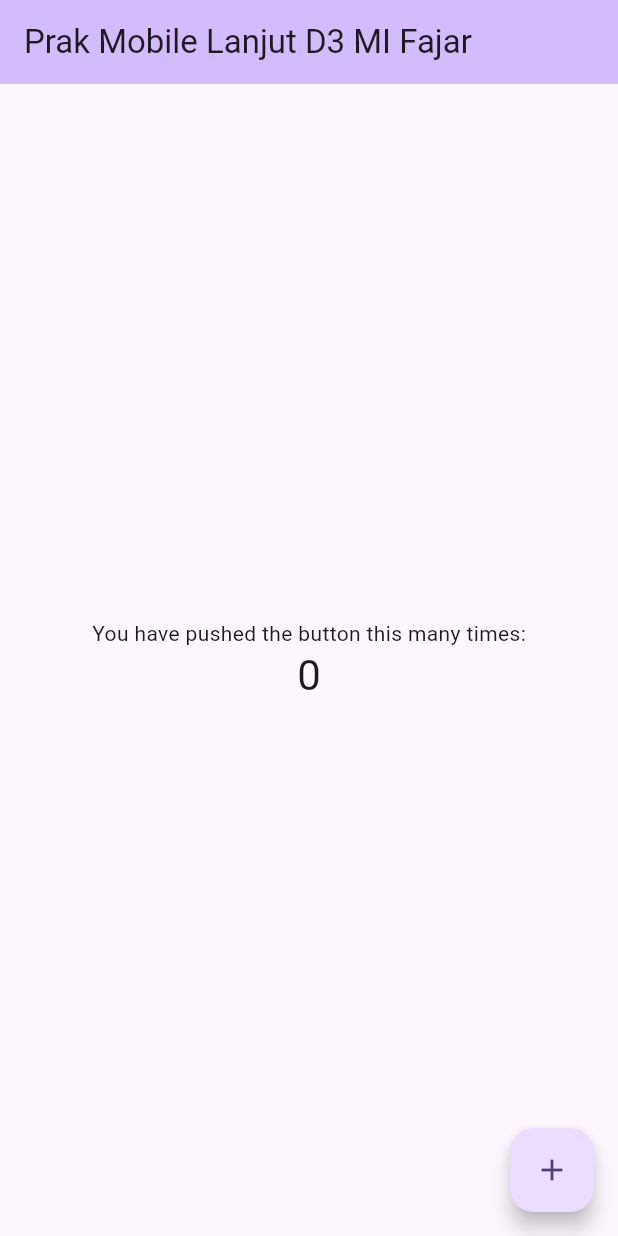
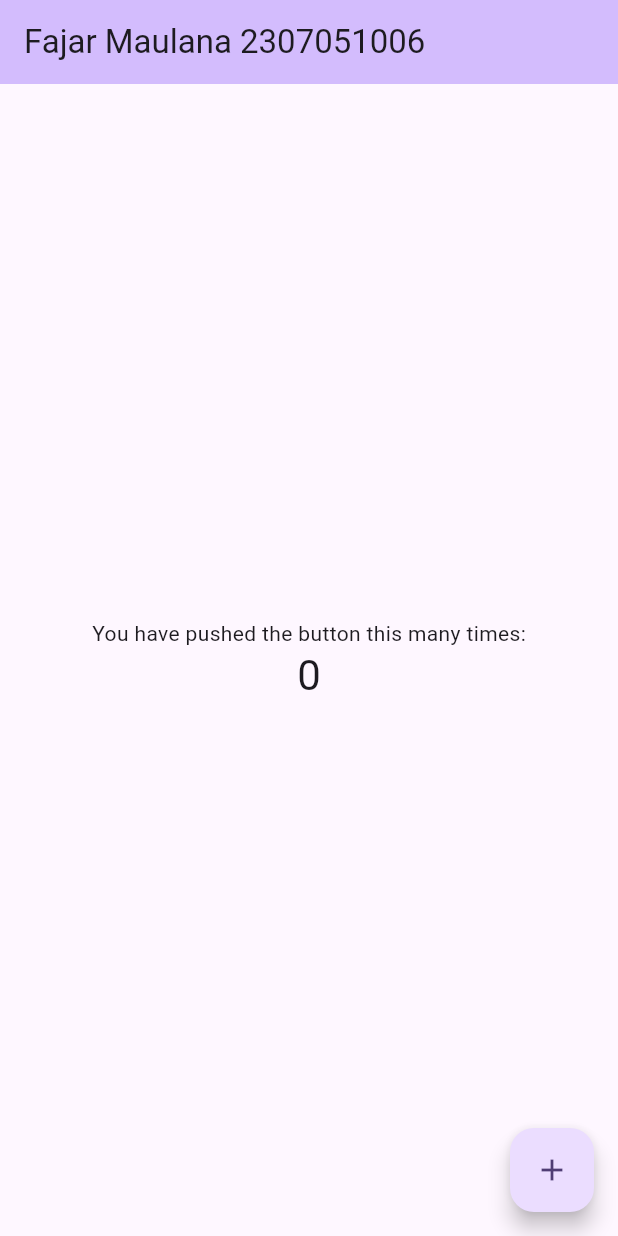
Before and after one commit to SanSiro2603/prak-mobilelanjut-2307051006, a Flutter app: the screen it shows after launch, on a phone screen of 412 x 824 dp. Run offline on Flutter 3.47's test engine with Material 3 defaults, Android fonts, the phone set to English and light mode, and no system bars.

Commit message:
pertemuan ke2

```diff
--- a/lib/main.dart
+++ b/lib/main.dart
@@ -30,7 +30,7 @@ class MyApp extends StatelessWidget {
         // tested with just a hot reload.
         colorScheme: ColorScheme.fromSeed(seedColor: Colors.deepPurple),
       ),
-      home: const MyHomePage(title: 'Prak Mobile Lanjut D3 MI Fajar'),
+      home: const MyHomePage(title: 'Fajar Maulana 2307051006'),
     );
   }
 }
```
